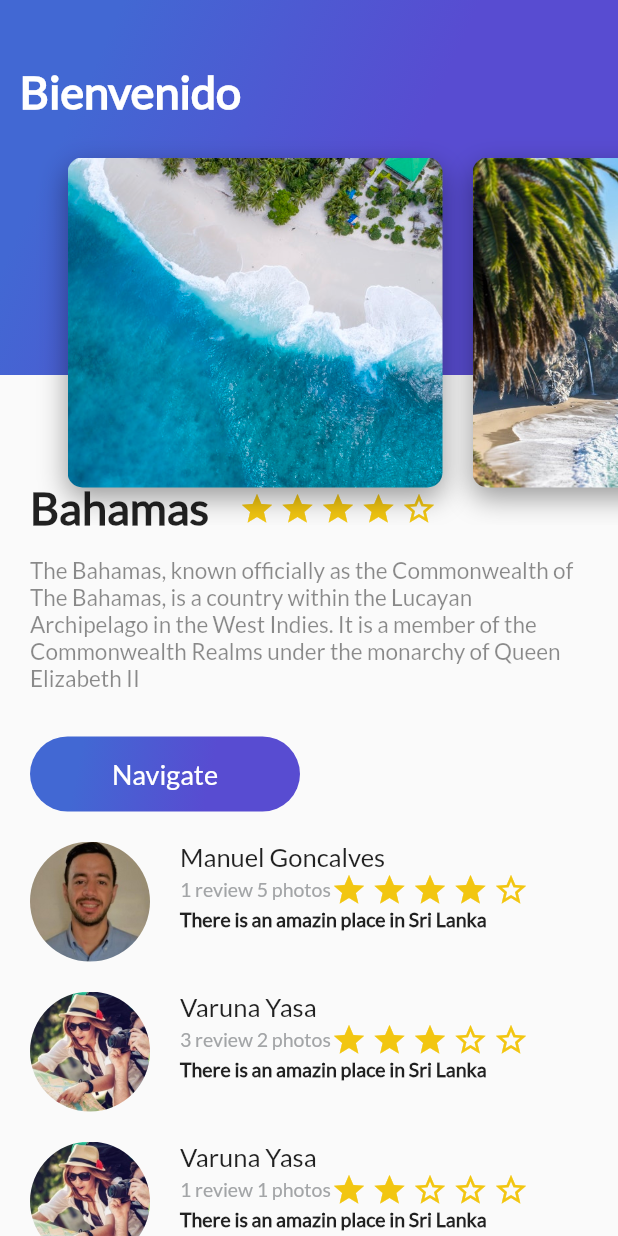
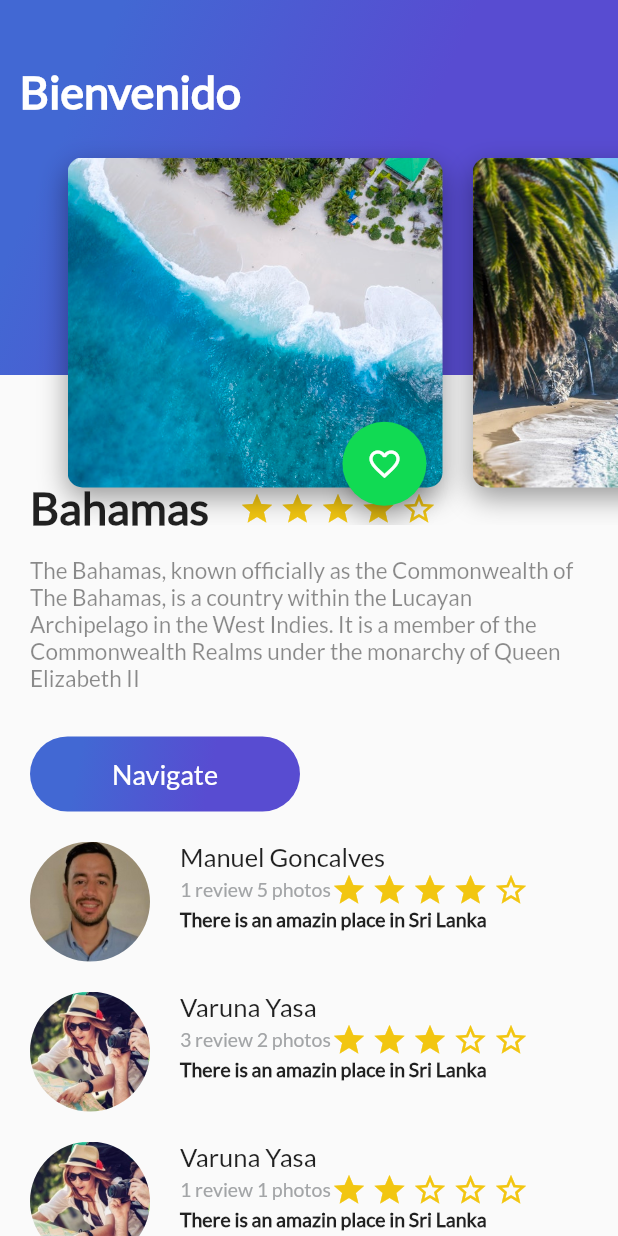
Before and after one commit to Manuel28G/PlatziFlutter, a Flutter app: the screen it shows after launch, on a phone screen of 412 x 824 dp. Run offline on Flutter 3.47's test engine with Material 2 defaults, Android fonts, the phone set to English and light mode, and no system bars.

Commit message:
Floating action button created with event

```diff
--- a/lib/card_image.dart
+++ b/lib/card_image.dart
@@ -1,3 +1,4 @@
+import 'package:com/floatting_button_green.dart';
 import 'package:flutter/material.dart';
 
 class CardImage extends StatelessWidget{
@@ -31,7 +32,11 @@ class CardImage extends StatelessWidget{
         ]
       ),
     );
-    return card;
+    return Stack(children: <Widget>[
+      card,
+      FloatingActionButtonGreen()
+    ],
+    alignment: Alignment(0.9,1.1),);
   }
 
 }
--- /dev/null
+++ b/lib/floatting_button_green.dart
@@ -0,0 +1,34 @@
+import 'package:flutter/material.dart';
+
+class FloatingActionButtonGreen extends StatefulWidget{
+  @override
+  State<StatefulWidget> createState() {
+    return StateWidget();
+  }
+}
+
+class StateWidget extends State<FloatingActionButtonGreen>{
+  IconData _floatingIcon = Icons.favorite_border;
+
+  void actionPressed(){
+    setState(() {
+      if(_floatingIcon == Icons.favorite_border){
+        _floatingIcon = Icons.favorite;
+      }
+      else{
+        _floatingIcon = Icons.favorite_border;
+      }
+    });
+  }
+
+  @override
+  Widget build(BuildContext context) {
+    return FloatingActionButton(
+      onPressed: actionPressed,
+      backgroundColor: Color(0xFF11DA53),
+      mini: false,
+      child: Icon(_floatingIcon),
+    );
+  }
+
+}
```
